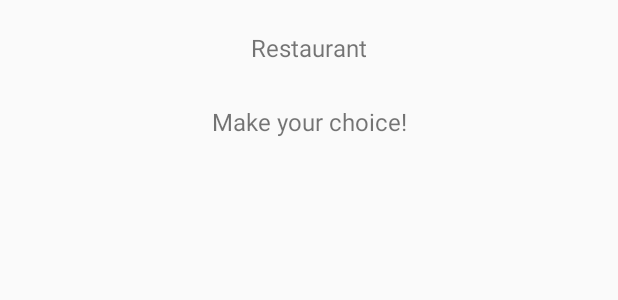
After one commit to rlemchar/final_project_mobiles, an Android app: the layout activity_client_choose_menu.xml on its own in the app's theme, with its tools: preview values and no code run, on a phone screen of 412 x 824 dp. The commit adds this screen. Shown: the top 300 px of the screen. Run offline under Robolectric (Android 15) with nearby library versions, the phone set to English and light mode, and no system bars.

Commit message:
Client selection

```diff
--- a/app/build.gradle
+++ b/app/build.gradle
@@ -36,4 +36,7 @@ dependencies {
 
 
 
+
+
+
 apply plugin: 'com.google.gms.google-services'
--- a/app/src/main/AndroidManifest.xml
+++ b/app/src/main/AndroidManifest.xml
@@ -31,7 +31,10 @@
             android:theme="@style/AppTheme.NoActionBar" />
         <activity android:name=".PaymentActivity" />
         <activity android:name=".ClientOrder" />
-        <activity android:name=".LogInActivity"></activity>
+        <activity android:name=".LogInActivity" />
+        <activity android:name=".ClientSelectRestaurantActivity" />
+        <activity android:name=".ClientSeeOrderActivity" />
+        <activity android:name=".ClientChooseMenu"></activity>
     </application>
 
 </manifest>
--- /dev/null
+++ b/app/src/main/res/layout/activity_client_choose_menu.xml
@@ -0,0 +1,54 @@
+<?xml version="1.0" encoding="utf-8"?>
+<android.support.constraint.ConstraintLayout xmlns:android="http://schemas.android.com/apk/res/android"
+    xmlns:app="http://schemas.android.com/apk/res-auto"
+    xmlns:tools="http://schemas.android.com/tools"
+    android:layout_width="match_parent"
+    android:layout_height="match_parent"
+    tools:context="com.website.rox.ordermayab.ClientChooseMenu">
+
+    <TextView
+        android:id="@+id/textView19"
+        android:layout_width="wrap_content"
+        android:layout_height="wrap_content"
+        android:layout_marginBottom="8dp"
+        android:layout_marginLeft="8dp"
+        android:layout_marginRight="8dp"
+        android:layout_marginTop="8dp"
+        android:text="Make your choice!"
+        android:textSize="16sp"
+        app:layout_constraintBottom_toBottomOf="parent"
+        app:layout_constraintLeft_toLeftOf="parent"
+        app:layout_constraintRight_toRightOf="parent"
+        app:layout_constraintTop_toTopOf="parent"
+        app:layout_constraintVertical_bias="0.079" />
+
+    <TextView
+        android:id="@+id/restaurant"
+        android:layout_width="wrap_content"
+        android:layout_height="wrap_content"
+        android:layout_marginBottom="8dp"
+        android:layout_marginLeft="8dp"
+        android:layout_marginRight="8dp"
+        android:layout_marginTop="8dp"
+        android:text="Restaurant"
+        android:textSize="16sp"
+        app:layout_constraintBottom_toBottomOf="parent"
+        app:layout_constraintLeft_toLeftOf="parent"
+        app:layout_constraintRight_toRightOf="parent"
+        app:layout_constraintTop_toTopOf="parent"
+        app:layout_constraintVertical_bias="0.016" />
+
+    <ListView
+        android:id="@+id/listview"
+        android:layout_width="286dp"
+        android:layout_height="386dp"
+        android:layout_marginBottom="8dp"
+        android:layout_marginLeft="8dp"
+        android:layout_marginRight="8dp"
+        android:layout_marginTop="8dp"
+        app:layout_constraintBottom_toBottomOf="parent"
+        app:layout_constraintLeft_toLeftOf="parent"
+        app:layout_constraintRight_toRightOf="parent"
+        app:layout_constraintTop_toTopOf="parent"
+        app:layout_constraintVertical_bias="0.614" />
+</android.support.constraint.ConstraintLayout>
--- a/app/src/main/res/layout/activity_main_client.xml
+++ b/app/src/main/res/layout/activity_main_client.xml
@@ -15,6 +15,7 @@
         android:layout_marginRight="8dp"
         android:layout_marginTop="8dp"
         android:background="#c33e3e"
+        android:onClick="seeOrder"
         android:text="SEE YOUR ORDERS"
         android:textAllCaps="false"
         app:layout_constraintBottom_toBottomOf="parent"
@@ -22,9 +23,9 @@
         app:layout_constraintRight_toRightOf="parent"
         app:layout_constraintTop_toTopOf="parent"
         app:layout_constraintVertical_bias="0.817"
-        tools:text="SEE YOUR ORDERS"
+        tools:layout_editor_absoluteX="94dp"
         tools:layout_editor_absoluteY="377dp"
-        tools:layout_editor_absoluteX="94dp" />
+        tools:text="SEE YOUR ORDERS" />
 
     <Button
         android:id="@+id/order"
@@ -35,6 +36,7 @@
         android:layout_marginRight="8dp"
         android:layout_marginTop="8dp"
         android:background="#c33e3e"
+        android:onClick="Order"
         android:text="NEW ORDER"
         android:textAllCaps="false"
         app:layout_constraintBottom_toBottomOf="parent"
```
Also changed, not shown: app/src/main/java/com/website/rox/ordermayab/ClientChooseMenu.java (added, +66 -0 lines), app/src/main/java/com/website/rox/ordermayab/ClientSeeOrderActivity.java (added, +13 -0 lines), app/src/main/java/com/website/rox/ordermayab/ClientSelectRestaurantActivity.java (added, +76 -0 lines), app/src/main/java/com/website/rox/ordermayab/DatabaseAccess.java (+32 -11 lines), app/src/main/java/com/website/rox/ordermayab/MainClientActivity.java (+15 -1 lines), app/src/main/res/layout/activity_client_see_order.xml (added, +9 -0 lines), app/src/main/res/layout/activity_client_select_restaurant.xml (added, +22 -0 lines).
